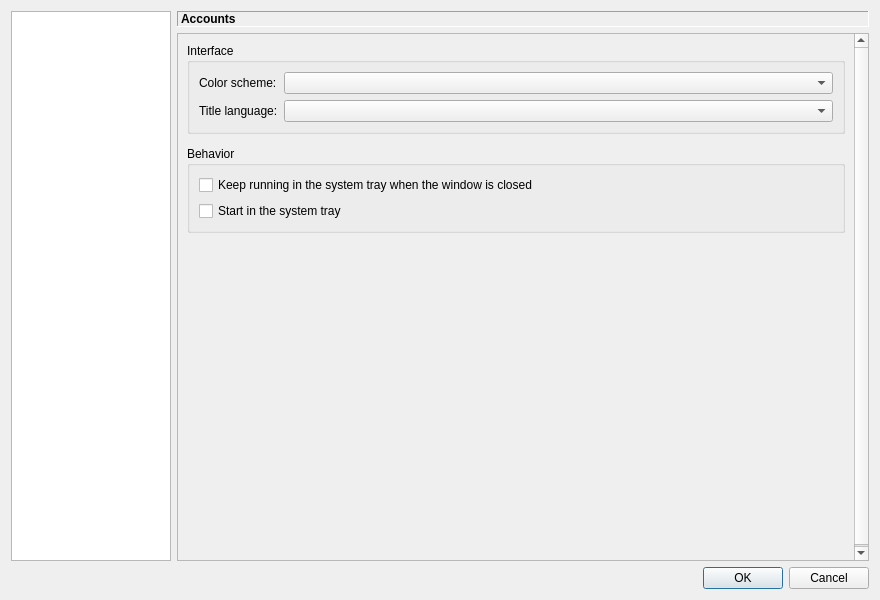
First picture: the form in src/gui/settings/settings_dialog.ui, repository erengy/taiga, before the edit.
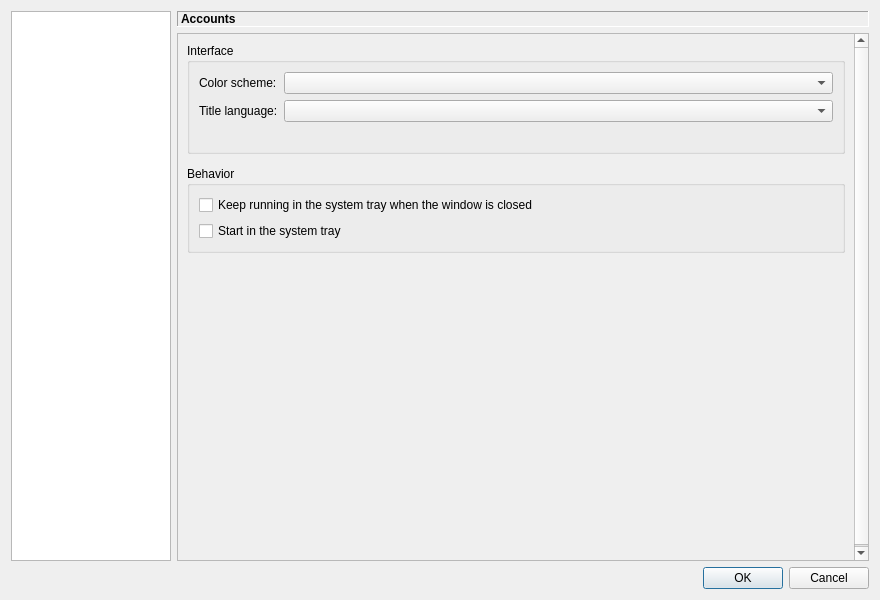
Second picture: the form after the edit. The open tabs and pages were chosen to show the change.

Commit message: Show title language examples

What changed in the file:
```diff
--- a/src/gui/settings/settings_dialog.ui
+++ b/src/gui/settings/settings_dialog.ui
@@ -406,6 +406,13 @@
                   <item row="1" column="1">
                    <widget class="QComboBox" name="titleLanguageComboBox"/>
                   </item>
+                  <item row="2" column="1">
+                   <widget class="QLabel" name="titleLanguageHintLabel">
+                    <property name="enabled">
+                     <bool>false</bool>
+                    </property>
+                   </widget>
+                  </item>
                  </layout>
                 </widget>
                </item>
```
The commit also changes 1 other file.
